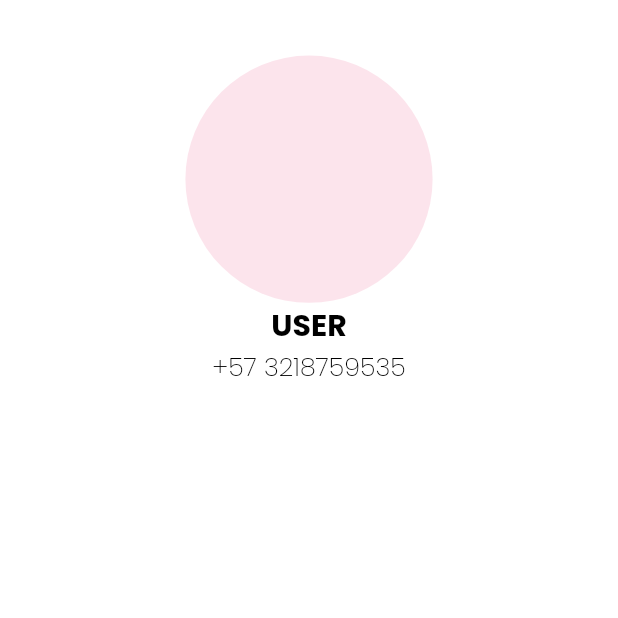
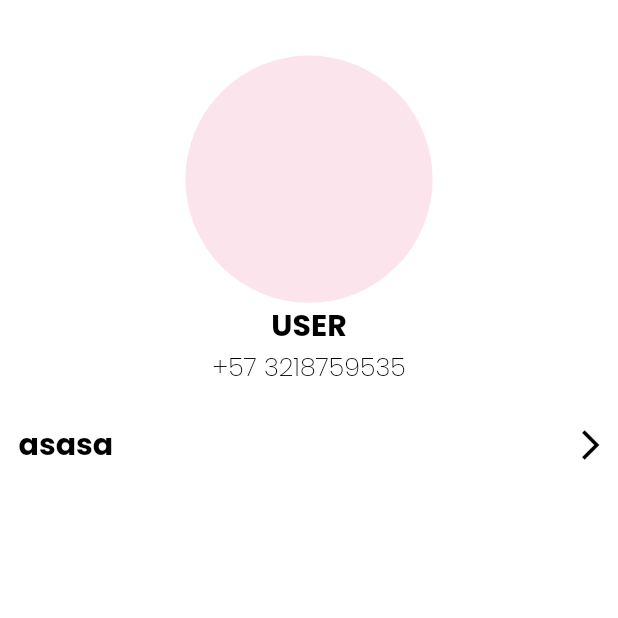
Before and after one commit to SsantaJ/proyectosoft, a Flutter app: the profile screen opened directly, on a phone screen of 412 x 824 dp, the top half of it. Run offline on Flutter 3.47's test engine with Material 2 defaults, Android fonts, the phone set to English and light mode, and no system bars; our stand-ins replace cloud_firestore, firebase_core; accounts and stored records are empty.

Commit message:
Widget profile

```diff
--- a/lib/vistas/profile.dart
+++ b/lib/vistas/profile.dart
@@ -1,5 +1,6 @@
 import 'package:flutter/material.dart';
 import 'package:proyectosoft/widgets/custom_text.dart';
+import 'package:proyectosoft/widgets/perfil_text.dart';
 
 class profile extends StatelessWidget {
   const profile({Key? key}) : super(key: key);
@@ -48,6 +49,10 @@ class profile extends StatelessWidget {
                     fontFamily: "Poppins"),
                 textAlign: TextAlign.right,
               ),
+              SizedBox(
+                height: screenheight * 0.03,
+              ),
+              perfil_text(text: "asasa")
             ],
           ),
         ),
--- a/lib/widgets/custom_back_arrow.dart
+++ b/lib/widgets/custom_back_arrow.dart
@@ -33,6 +33,7 @@ class _CustomBackArrowState extends State<CustomBackArrow> {
           Icons.arrow_back_ios,
           color: widget.color,
         ),
-        ));
+      ),
+    );
   }
 }
--- /dev/null
+++ b/lib/widgets/perfil_text.dart
@@ -0,0 +1,55 @@
+import 'package:flutter/material.dart';
+import 'package:proyectosoft/vistas/Menu.dart';
+import 'package:proyectosoft/widgets/custom_text.dart';
+
+class perfil_text extends StatelessWidget {
+  const perfil_text({
+    Key? key,
+    required this.text,
+  }) : super(key: key);
+
+  final String text;
+
+  @override
+  Widget build(BuildContext context) {
+    double screenwidth = MediaQuery.of(context).size.width;
+    double screenheight = MediaQuery.of(context).size.height;
+    return Row(
+      children: [
+        SizedBox(
+          width: screenwidth * 0.03,
+        ),
+        CustomText(
+            text: text,
+            fontFamily: "Poppins",
+            fontSize: 20,
+            color: Colors.black),
+        Flexible(
+          child: Container(),
+        ),
+        GestureDetector(
+          onTap: () {
+            /* Navigator.push(
+              context,
+              MaterialPageRoute(
+                builder: (context) {
+                  return const menu();
+                },
+              ),
+            ); */
+          },
+          child: Transform.scale(
+            scale: -1,
+            child: Icon(
+              Icons.arrow_back_ios,
+              color: Colors.black,
+            ),
+          ),
+        ),
+        SizedBox(
+          width: screenwidth * 0.03,
+        ),
+      ],
+    );
+  }
+}
```
Lines whose indentation alone changed are shown as unchanged.
